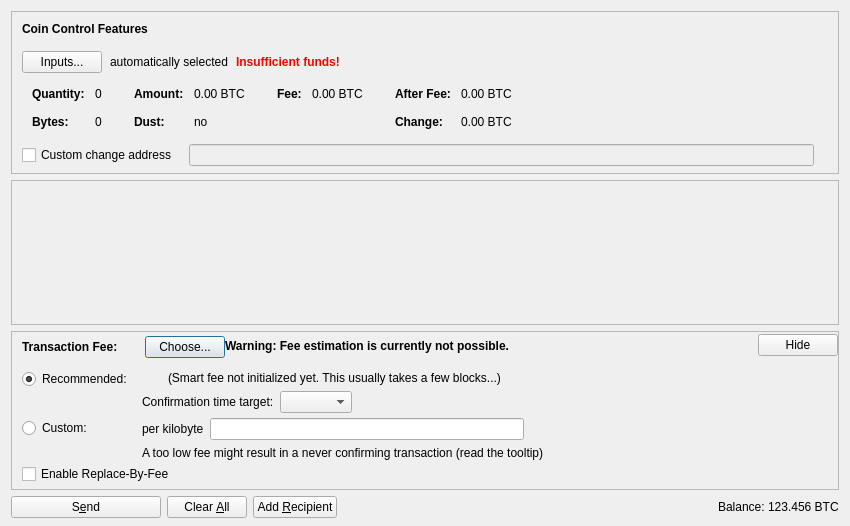
Darrenshome40/shirecoin, file src/qt/forms/sendcoinsdialog.ui: the form before one commit.
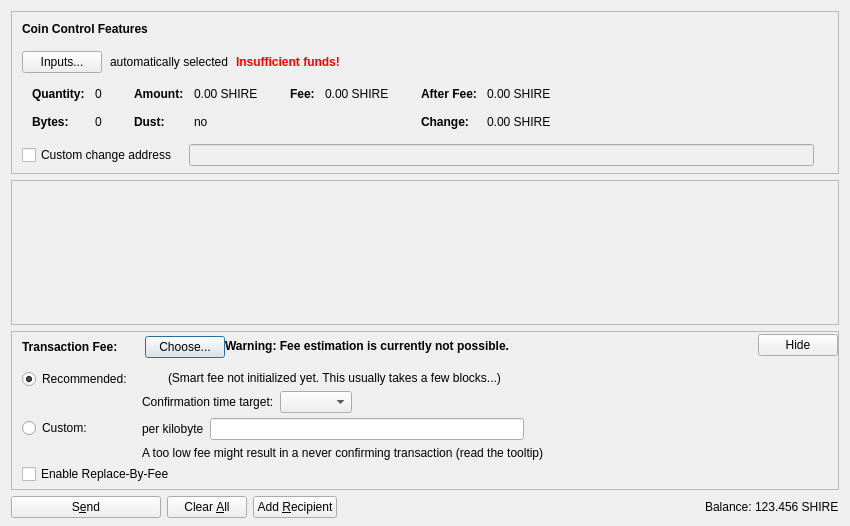
The form after the commit. Icons and pictures are not drawn. Custom widgets are drawn as their Qt base class.

Commit message: btc to shire

Diff of the .ui file:
```diff
--- a/src/qt/forms/sendcoinsdialog.ui
+++ b/src/qt/forms/sendcoinsdialog.ui
@@ -324,7 +324,7 @@
                   <enum>Qt::ActionsContextMenu</enum>
                  </property>
                  <property name="text">
-                  <string notr="true">0.00 BTC</string>
+                  <string notr="true">0.00 SHIRE</string>
                  </property>
                  <property name="textInteractionFlags">
                   <set>Qt::LinksAccessibleByMouse|Qt::TextSelectableByKeyboard|Qt::TextSelectableByMouse</set>
@@ -404,7 +404,7 @@
                   <enum>Qt::ActionsContextMenu</enum>
                  </property>
                  <property name="text">
-                  <string notr="true">0.00 BTC</string>
+                  <string notr="true">0.00 SHIRE</string>
                  </property>
                  <property name="textInteractionFlags">
                   <set>Qt::LinksAccessibleByMouse|Qt::TextSelectableByKeyboard|Qt::TextSelectableByMouse</set>
@@ -455,7 +455,7 @@
                   <enum>Qt::ActionsContextMenu</enum>
                  </property>
                  <property name="text">
-                  <string notr="true">0.00 BTC</string>
+                  <string notr="true">0.00 SHIRE</string>
                  </property>
                  <property name="textInteractionFlags">
                   <set>Qt::LinksAccessibleByMouse|Qt::TextSelectableByKeyboard|Qt::TextSelectableByMouse</set>
@@ -484,7 +484,7 @@
                   <enum>Qt::ActionsContextMenu</enum>
                  </property>
                  <property name="text">
-                  <string notr="true">0.00 BTC</string>
+                  <string notr="true">0.00 SHIRE</string>
                  </property>
                  <property name="textInteractionFlags">
                   <set>Qt::LinksAccessibleByMouse|Qt::TextSelectableByKeyboard|Qt::TextSelectableByMouse</set>
@@ -1214,7 +1214,7 @@
           <cursorShape>IBeamCursor</cursorShape>
          </property>
          <property name="text">
-          <string notr="true">123.456 BTC</string>
+          <string notr="true">123.456 SHIRE</string>
          </property>
          <property name="textInteractionFlags">
           <set>Qt::LinksAccessibleByMouse|Qt::TextSelectableByKeyboard|Qt::TextSelectableByMouse</set>
```
The commit also changes 66 other files.
